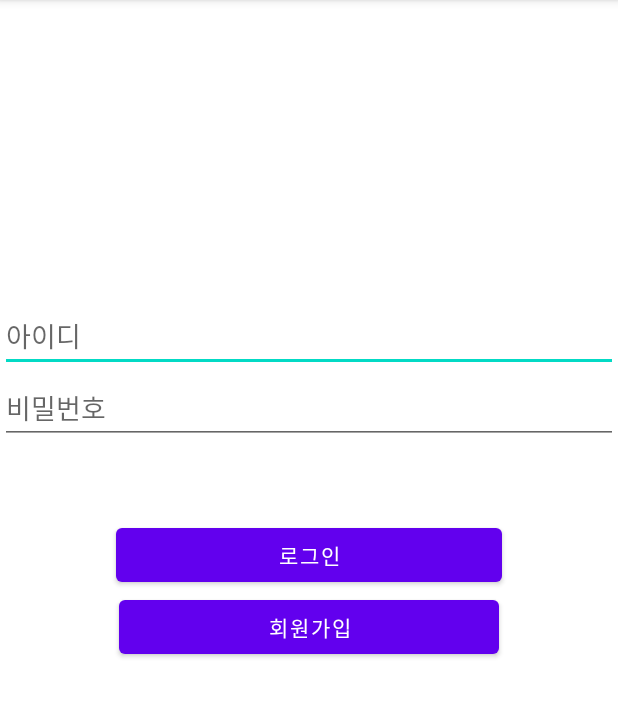
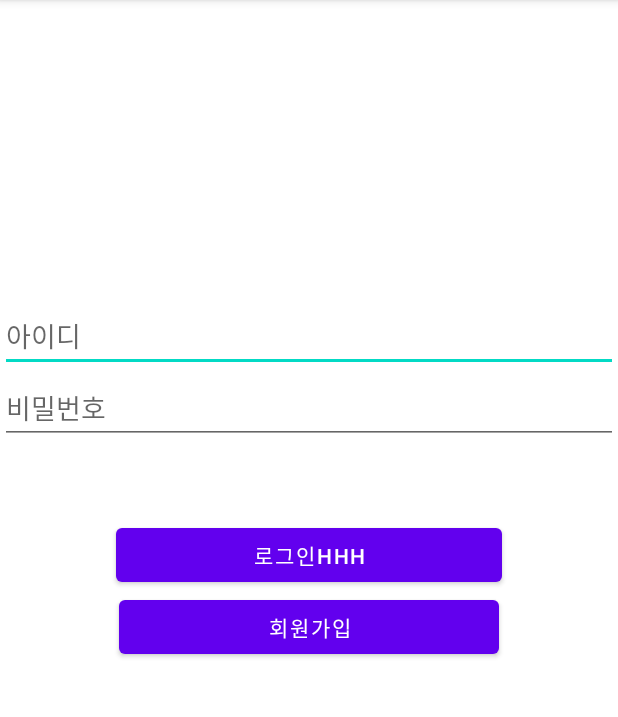
Before and after one commit to iiii666/sangsangplus, an Android app: the screen it shows after launch (MainActivity), on a phone screen of 412 x 824 dp, the part 84-801 px from its top. Run offline under Robolectric (Android 15) with nearby library versions, the phone set to English and light mode, and no system bars; our stand-ins replace Volley.

Commit message:
hhh로 바꿈ㅁ

```diff
--- a/loginapp/app/src/main/res/layout/activity_main.xml
+++ b/loginapp/app/src/main/res/layout/activity_main.xml
@@ -29,7 +29,7 @@
         android:layout_marginTop="50dp"
         android:layout_gravity="center_horizontal"
         android:gravity="center"
-        android:text="로그인" />
+        android:text="로그인hhh" />
 
     <Button
         android:id="@+id/btn_move_assign"
```
